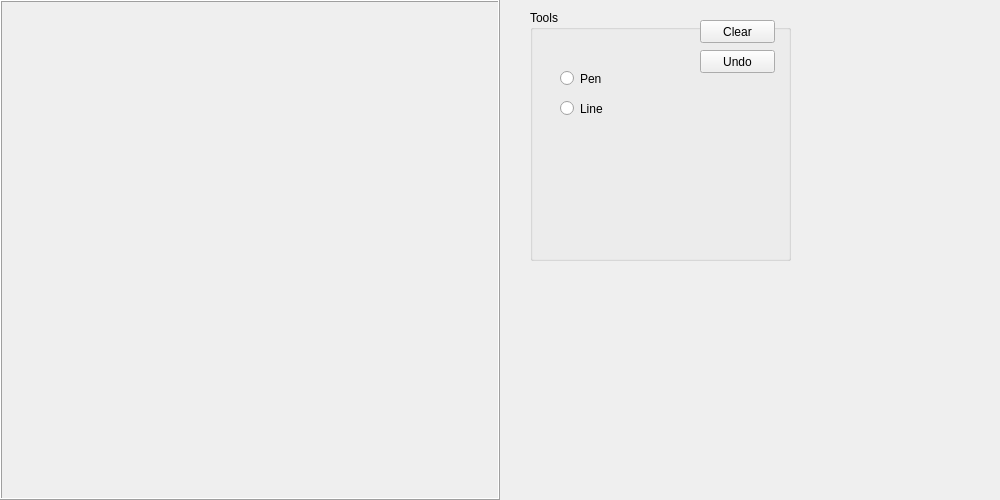
Old version of the form paint.ui in the repository RafikFafik/miniGimp.
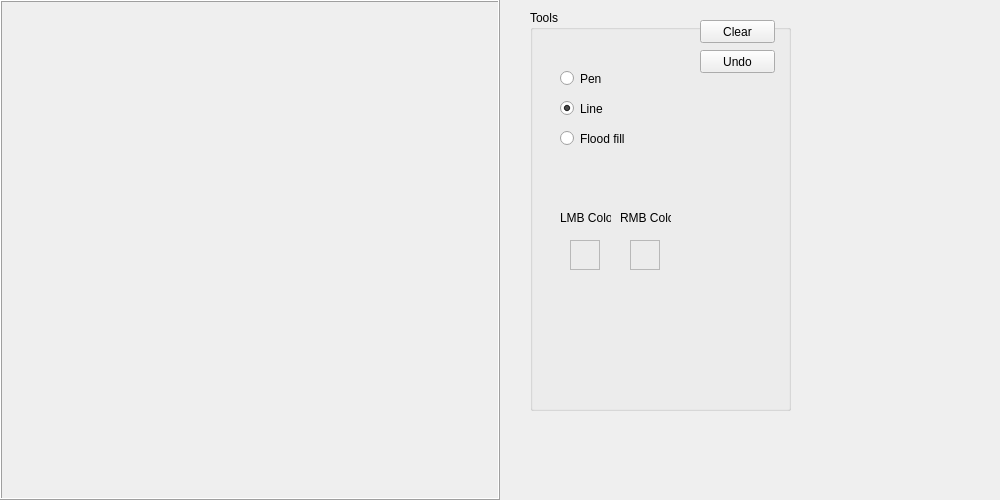
New version of the form.

The edit to the form file:
```diff
--- a/paint.ui
+++ b/paint.ui
@@ -35,7 +35,7 @@
      <x>530</x>
      <y>10</y>
      <width>261</width>
-     <height>251</height>
+     <height>401</height>
     </rect>
    </property>
    <property name="title">
@@ -53,6 +53,9 @@
     <property name="text">
      <string>Line</string>
     </property>
+    <property name="checked">
+     <bool>true</bool>
+    </property>
    </widget>
    <widget class="QPushButton" name="clear">
     <property name="geometry">
@@ -93,6 +96,77 @@
      <string>Undo</string>
     </property>
    </widget>
+   <widget class="QRadioButton" name="flood_fill">
+    <property name="geometry">
+     <rect>
+      <x>30</x>
+      <y>120</y>
+      <width>82</width>
+      <height>17</height>
+     </rect>
+    </property>
+    <property name="text">
+     <string>Flood fill</string>
+    </property>
+   </widget>
+   <widget class="QLabel" name="lmb_color">
+    <property name="geometry">
+     <rect>
+      <x>30</x>
+      <y>200</y>
+      <width>51</width>
+      <height>16</height>
+     </rect>
+    </property>
+    <property name="text">
+     <string>LMB Color</string>
+    </property>
+   </widget>
+   <widget class="QLabel" name="rmb_color">
+    <property name="geometry">
+     <rect>
+      <x>90</x>
+      <y>200</y>
+      <width>51</width>
+      <height>16</height>
+     </rect>
+    </property>
+    <property name="text">
+     <string>RMB Color</string>
+    </property>
+   </widget>
+  </widget>
+  <widget class="QFrame" name="bg_color">
+   <property name="geometry">
+    <rect>
+     <x>630</x>
+     <y>240</y>
+     <width>30</width>
+     <height>30</height>
+    </rect>
+   </property>
+   <property name="frameShape">
+    <enum>QFrame::StyledPanel</enum>
+   </property>
+   <property name="frameShadow">
+    <enum>QFrame::Raised</enum>
+   </property>
+  </widget>
+  <widget class="QFrame" name="fg_color">
+   <property name="geometry">
+    <rect>
+     <x>570</x>
+     <y>240</y>
+     <width>30</width>
+     <height>30</height>
+    </rect>
+   </property>
+   <property name="frameShape">
+    <enum>QFrame::StyledPanel</enum>
+   </property>
+   <property name="frameShadow">
+    <enum>QFrame::Raised</enum>
+   </property>
   </widget>
  </widget>
  <resources/>
```
